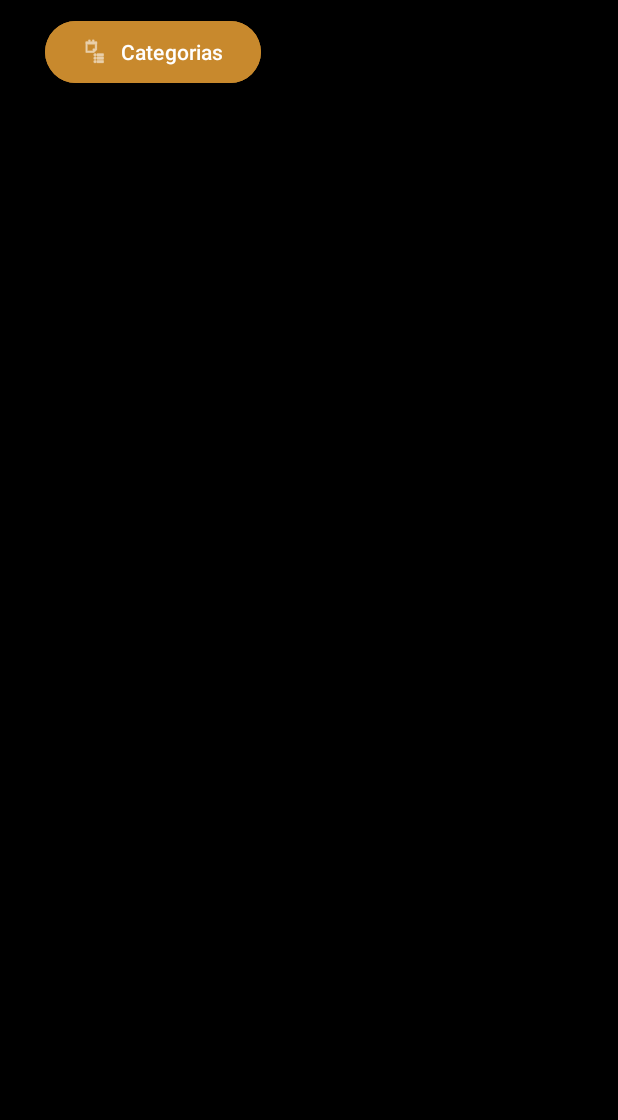
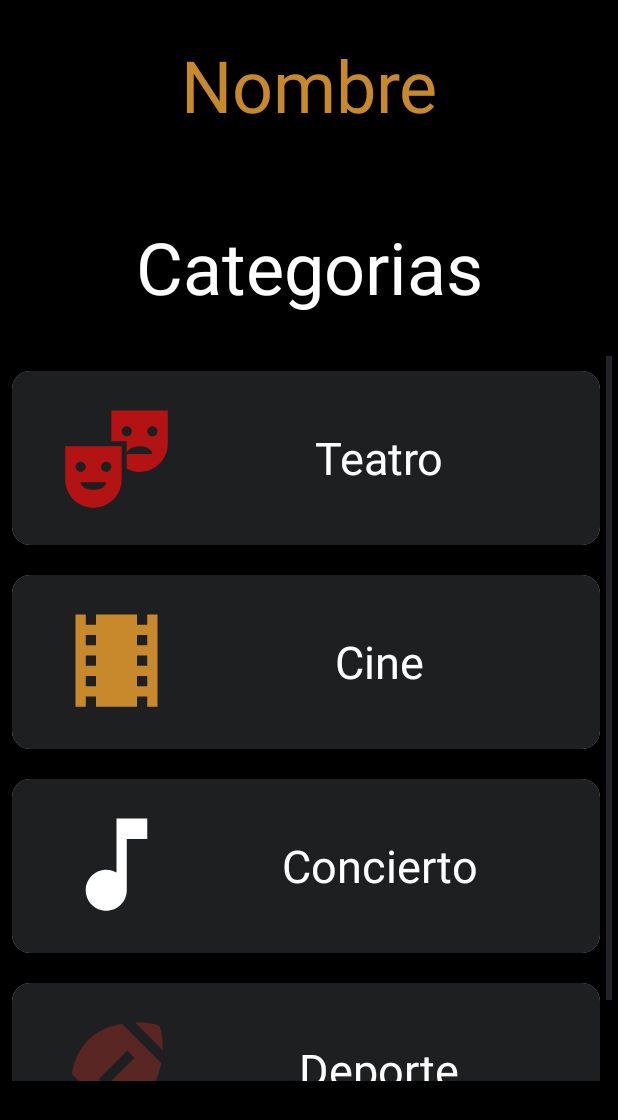
Before and after one commit to ClementeRodReg/FirestoreApplication, an Android app: the Vista_categorias screen opened directly, with no data from a screen before it, on a phone screen of 412 x 824 dp. Shown: the top 1120 px of the screen. Run offline under Robolectric (Android 15) with nearby library versions, the light colour scheme and no system bars; our stand-ins replace Firebase (no records; nobody signed in at launch, a user with empty details on screens opened directly); libraries missing offline, so code that uses them is left out: org.checkerframework.checker; 2 statements that could not run were skipped.

Commit message:
Vista_categorias semi hecho

```diff
--- a/app/src/main/java/com/example/firestoredemo/metodos/MetodoInsercion.java
+++ b/app/src/main/java/com/example/firestoredemo/metodos/MetodoInsercion.java
@@ -41,7 +41,6 @@ public class MetodoInsercion {
             public void onComplete(@NonNull Task<QuerySnapshot> task) {
                 if (task.isSuccessful()) {
                     numberDocuments[0] = task.getResult().size();
-                    System.out.println(numberDocuments[0]);
 
                     ticketNuevo[0] = ticketNuevo[0] + numberDocuments[0];
 
--- a/app/src/main/java/com/example/firestoredemo/vista/MainActivity.java
+++ b/app/src/main/java/com/example/firestoredemo/vista/MainActivity.java
@@ -111,7 +111,7 @@ public class MainActivity extends AppCompatActivity {
 
                                         Log.d("tag", gmail);
                                         Intent IrAVentanaCategorias = new Intent(MainActivity.this, Vista_categorias.class);
-                                        IrAVentanaCategorias.putExtra("email", gmail);
+                                        IrAVentanaCategorias.putExtra("id_gmail", gmail);
                                         startActivity(IrAVentanaCategorias);
 
                                         //
--- a/app/src/main/java/com/example/firestoredemo/vista/RegistrarUsuarios.java
+++ b/app/src/main/java/com/example/firestoredemo/vista/RegistrarUsuarios.java
@@ -12,10 +12,16 @@ import android.widget.EditText;
 import android.widget.Toast;
 import com.example.firestoredemo.R;
 import com.google.android.gms.tasks.OnCompleteListener;
+import com.google.android.gms.tasks.OnFailureListener;
+import com.google.android.gms.tasks.OnSuccessListener;
 import com.google.android.gms.tasks.Task;
 import com.google.firebase.FirebaseApp;
 import com.google.firebase.auth.AuthResult;
 import com.google.firebase.auth.FirebaseAuth;
+import com.google.firebase.firestore.FirebaseFirestore;
+
+import java.util.HashMap;
+import java.util.Map;
 
 public class RegistrarUsuarios extends AppCompatActivity {
     private FirebaseAuth mAuth;
@@ -23,6 +29,7 @@ public class RegistrarUsuarios extends AppCompatActivity {
     EditText nombre;
     EditText passw;
     EditText email;
+    FirebaseFirestore myBBDD;
 
     @Override
     protected void onCreate(Bundle savedInstanceState) {
@@ -57,6 +64,25 @@ public class RegistrarUsuarios extends AppCompatActivity {
                                     if (task.isSuccessful()) {
                                         // Sign in success, update UI with the signed-in user's information
                                         Toast.makeText(getApplicationContext(), "Registro existoso.", Toast.LENGTH_SHORT).show();
+
+                                        Map<String, Object> datos = new HashMap<>();
+                                        datos.put("Nombre", nombreUser);
+                                        myBBDD = FirebaseFirestore.getInstance();
+                                        myBBDD.collection("Usuarios").document(emailUser).set(datos)
+                                                .addOnSuccessListener(new OnSuccessListener<Void>() {
+                                                    @Override
+                                                    public void onSuccess(Void aVoid) {
+                                                        Log.d(TAG, "DocumentSnapshot successfully written!");
+                                                        finish();
+                                                    }
+                                                })
+                                                .addOnFailureListener(new OnFailureListener() {
+                                                    @Override
+                                                    public void onFailure(@NonNull Exception e) {
+                                                        Log.w(TAG, "Error writing document", e);
+                                                    }
+                                                });
+
                                         finish();
                                         //FirebaseUser user = mAuth.getCurrentUser();
 
@@ -69,6 +95,8 @@ public class RegistrarUsuarios extends AppCompatActivity {
                                 }
                             });
                 }
+
+
             }
         });
     }
--- a/app/src/main/java/com/example/firestoredemo/vista/Vista_categorias.java
+++ b/app/src/main/java/com/example/firestoredemo/vista/Vista_categorias.java
@@ -4,110 +4,99 @@ import androidx.appcompat.app.AppCompatActivity;
 
 import android.content.Intent;
 import android.os.Bundle;
+import android.os.Handler;
 import android.view.View;
 import android.view.ViewPropertyAnimator;
 import android.widget.Button;
+import android.widget.ImageView;
 import android.widget.LinearLayout;
 import android.widget.ScrollView;
 import android.widget.TextView;
 
 import com.example.firestoredemo.R;
+import com.example.firestoredemo.metodos.MetodosObtencion;
+import com.example.firestoredemo.modelo.Obras;
+import com.example.firestoredemo.modelo.modeloTeatro;
+
+import java.util.ArrayList;
 
 public class Vista_categorias extends AppCompatActivity {
-    ScrollView menuLateral;
-    Button botonMenuLateral;
-    TextView id_texttheatro;
-    TextView id_cine;
-    TextView id_deportes;
-    TextView mostrargmail;
-    TextView id_Concierto;
-    LinearLayout idLena;
-    Button cerrarsesion;
+MetodosObtencion metodosObtencion = new MetodosObtencion();
+    private LinearLayout linearLayout;
+    TextView lblNombreUsuario;
+    String gmail;
+    String[] nombreUsuario = new String[1];
+    final Handler handler = new Handler();
+    final int delay = 1000; // 1000 milliseconds == 1 second
+    int insertado=0;
 
     @Override
     protected void onCreate(Bundle savedInstanceState) {
         super.onCreate(savedInstanceState);
         setContentView(R.layout.activity_vista_categorias);
 
-        idLena = findViewById(R.id.id_lena);
-        botonMenuLateral = findViewById(R.id.idBotonMenuLateral);
-        menuLateral = findViewById(R.id.idMenuLateral);
-        menuLateral.setVisibility(View.INVISIBLE);
+        // Iniciadores de ID
+        linearLayout = findViewById(R.id.linearLayout);
+        lblNombreUsuario = findViewById(R.id.lblNombreUsuario);
 
-        ViewPropertyAnimator animator = botonMenuLateral.animate();
-        id_texttheatro = findViewById(R.id.id_texttheatro);
-        id_cine = findViewById(R.id.id_cine);
-        id_deportes = findViewById(R.id.id_deportes);
-        id_Concierto = findViewById(R.id.id_Concierto);
-        mostrargmail = findViewById(R.id.idmostrargmail);
-        cerrarsesion = findViewById(R.id.idcerarsesion);
+        //Sacar Gmail
+        gmail = getIntent().getStringExtra("id_gmail");
 
-        mostrargmail.setText(getIntent().getStringExtra("email"));
+        nombreUsuario = metodosObtencion.obtenerNombreUsuario(gmail);
 
-        id_texttheatro.setOnClickListener(new View.OnClickListener() {
-            @Override
-            public void onClick(View view) {
-                Intent IrAVentanaTeatro = new Intent(Vista_categorias.this, Teatro.class);
-                IrAVentanaTeatro.putExtra("id_categoria", id_texttheatro.getText().toString());
-                startActivity(IrAVentanaTeatro);
+        handler.postDelayed(new Runnable() {
+            public void run() {
+                System.out.println("Comprobando..."); // Do your work here
+                if(!nombreUsuario[0].equals(null) && insertado < 1) {
+                    lblNombreUsuario.setText(nombreUsuario[0]);
+                    insertado++;
+                }
+                handler.postDelayed(this, delay);
             }
-        });
-
-        id_cine.setOnClickListener(new View.OnClickListener() {
-            @Override
-            public void onClick(View view) {
-                Intent IrAVentanaTeatro = new Intent(Vista_categorias.this, Teatro.class);
-                IrAVentanaTeatro.putExtra("id_categoria", id_cine.getText().toString());
-                startActivity(IrAVentanaTeatro);
-            }
-        });
-
-        id_deportes.setOnClickListener(new View.OnClickListener() {
-            @Override
-            public void onClick(View view) {
-                Intent IrAVentanaTeatro = new Intent(Vista_categorias.this, Teatro.class);
-                IrAVentanaTeatro.putExtra("id_categoria", id_deportes.getText().toString());
-                startActivity(IrAVentanaTeatro);
-            }
-        });
-
-        id_Concierto.setOnClickListener(new View.OnClickListener() {
-            @Override
-            public void onClick(View view) {
-                Intent IrAVentanaTeatro = new Intent(Vista_categorias.this, Teatro.class);
-                IrAVentanaTeatro.putExtra("id_categoria", id_Concierto.getText().toString());
-                startActivity(IrAVentanaTeatro);
-            }
-        });
+        }, delay);
 
 
 
-        botonMenuLateral.setOnClickListener(new View.OnClickListener() {
-            @Override
-            public void onClick(View v) {
-                if (menuLateral.getVisibility() == View.INVISIBLE) {
-                    animator.translationX(680);
-                    animator.setDuration(500);
-                    animator.start();
-                    menuLateral.setVisibility(View.VISIBLE);
-                } else {
-                    menuLateral.setVisibility(View.INVISIBLE);
-                    animator.translationX(10);
-                    animator.setDuration(500);
-                    animator.start();
-                }
-            }
-        });
+        // Crear un ArrayList con elementos de ejemplo
+        ArrayList<modeloTeatro> elementos = new ArrayList<>();
+        elementos.add(new modeloTeatro(R.drawable.imgtheatrecategory, "Teatro"));
+        elementos.add(new modeloTeatro(R.drawable.imgcinemacategory, "Cine"));
+        elementos.add(new modeloTeatro(R.drawable.imgmusiccategory, "Concierto"));
+        elementos.add(new modeloTeatro(R.drawable.imgsportcategory, "Deporte"));
 
-
-        cerrarsesion.setOnClickListener(new View.OnClickListener() {
-            @Override
-            public void onClick(View v) {
-                startActivity(new Intent(Vista_categorias.this, MainActivity.class));
-            }
-
-        });
-
+        // Agregar bloques con íconos y nombres al LinearLayout
+        addBlocksForArrayList(elementos);
 
     }
+
+    private void addBlocksForArrayList(ArrayList<modeloTeatro> elementos) {
+        for (modeloTeatro elemento : elementos) {
+            // Inflar el diseño del elemento de evento
+            View vistaElementoEvento = getLayoutInflater().inflate(R.layout.eventosgeneral, null);
+
+            // Obtener referencias a los elementos de la vista
+            ImageView iconoImageView = vistaElementoEvento.findViewById(R.id.fotoSeleccionada);
+            TextView nombreTextView = vistaElementoEvento.findViewById(R.id.nameTextView);
+            LinearLayout linearLayoutEvento = vistaElementoEvento.findViewById(R.id.linearLayoutEvento);
+
+            // Configurar el ícono y el nombre
+            iconoImageView.setImageResource(elemento.getIconResId());
+            nombreTextView.setText(elemento.getName());
+
+            // Agregar el clic listener al linearLayoutEvento
+            linearLayoutEvento.setOnClickListener(new View.OnClickListener() {
+                @Override
+                public void onClick(View v) {
+                    // Acciones que deseas realizar cuando se hace clic
+                    // Por ejemplo, mostrar un Toast
+                    Intent IrAVentanaTeatro = new Intent(Vista_categorias.this, Teatro.class);
+                    IrAVentanaTeatro.putExtra("id_categoria", elemento.getName().toString());
+                    startActivity(IrAVentanaTeatro);
+                }
+            });
+
+            // Agregar la vista del evento al LinearLayout principal
+            linearLayout.addView(vistaElementoEvento);
+        }
+    }
 }
--- /dev/null
+++ b/app/src/main/res/drawable/imgcinemacategory.xml
@@ -0,0 +1,5 @@
+<vector android:height="24dp" android:tint="#C8892D"
+    android:viewportHeight="24" android:viewportWidth="24"
+    android:width="24dp" xmlns:android="http://schemas.android.com/apk/res/android">
+    <path android:fillColor="@android:color/white" android:pathData="M18,3v2h-2L16,3L8,3v2L6,5L6,3L4,3v18h2v-2h2v2h8v-2h2v2h2L20,3h-2zM8,17L6,17v-2h2v2zM8,13L6,13v-2h2v2zM8,9L6,9L6,7h2v2zM18,17h-2v-2h2v2zM18,13h-2v-2h2v2zM18,9h-2L16,7h2v2z"/>
+</vector>
--- /dev/null
+++ b/app/src/main/res/drawable/imgmusiccategory.xml
@@ -0,0 +1,5 @@
+<vector android:height="24dp" android:tint="#FFFFFF"
+    android:viewportHeight="24" android:viewportWidth="24"
+    android:width="24dp" xmlns:android="http://schemas.android.com/apk/res/android">
+    <path android:fillColor="@android:color/white" android:pathData="M12,3v10.55c-0.59,-0.34 -1.27,-0.55 -2,-0.55 -2.21,0 -4,1.79 -4,4s1.79,4 4,4 4,-1.79 4,-4V7h4V3h-6z"/>
+</vector>
--- /dev/null
+++ b/app/src/main/res/drawable/imgsportcategory.xml
@@ -0,0 +1,7 @@
+<vector android:height="24dp" android:tint="#5A2623"
+    android:viewportHeight="24" android:viewportWidth="24"
+    android:width="24dp" xmlns:android="http://schemas.android.com/apk/res/android">
+    <path android:fillColor="@android:color/white" android:pathData="M3.02,15.62c-0.08,2.42 0.32,4.34 0.67,4.69s2.28,0.76 4.69,0.67L3.02,15.62z"/>
+    <path android:fillColor="@android:color/white" android:pathData="M13.08,3.28C10.75,3.7 8.29,4.62 6.46,6.46s-2.76,4.29 -3.18,6.62l7.63,7.63c2.34,-0.41 4.79,-1.34 6.62,-3.18s2.76,-4.29 3.18,-6.62L13.08,3.28zM9.9,15.5l-1.4,-1.4l5.6,-5.6l1.4,1.4L9.9,15.5z"/>
+    <path android:fillColor="@android:color/white" android:pathData="M20.98,8.38c0.08,-2.42 -0.32,-4.34 -0.67,-4.69s-2.28,-0.76 -4.69,-0.67L20.98,8.38z"/>
+</vector>
--- /dev/null
+++ b/app/src/main/res/drawable/imgtheatrecategory.xml
@@ -0,0 +1,6 @@
+<vector android:height="24dp" android:tint="#B41313"
+    android:viewportHeight="24" android:viewportWidth="24"
+    android:width="24dp" xmlns:android="http://schemas.android.com/apk/res/android">
+    <path android:fillColor="@android:color/white" android:pathData="M2,16.5C2,19.54 4.46,22 7.5,22s5.5,-2.46 5.5,-5.5V10H2V16.5zM7.5,18.5C6.12,18.5 5,17.83 5,17h5C10,17.83 8.88,18.5 7.5,18.5zM10,13c0.55,0 1,0.45 1,1c0,0.55 -0.45,1 -1,1s-1,-0.45 -1,-1C9,13.45 9.45,13 10,13zM5,13c0.55,0 1,0.45 1,1c0,0.55 -0.45,1 -1,1s-1,-0.45 -1,-1C4,13.45 4.45,13 5,13z"/>
+    <path android:fillColor="@android:color/white" android:pathData="M11,3v6h3v2.5c0,-0.83 1.12,-1.5 2.5,-1.5c1.38,0 2.5,0.67 2.5,1.5h-5V14v0.39c0.75,0.38 1.6,0.61 2.5,0.61c3.04,0 5.5,-2.46 5.5,-5.5V3H11zM14,8.08c-0.55,0 -1,-0.45 -1,-1c0,-0.55 0.45,-1 1,-1s1,0.45 1,1C15,7.64 14.55,8.08 14,8.08zM19,8.08c-0.55,0 -1,-0.45 -1,-1c0,-0.55 0.45,-1 1,-1s1,0.45 1,1C20,7.64 19.55,8.08 19,8.08z"/>
+</vector>
--- a/app/src/main/res/layout/activity_vista_categorias.xml
+++ b/app/src/main/res/layout/activity_vista_categorias.xml
@@ -8,194 +8,82 @@
     android:backgroundTint="@color/black"
     tools:context=".vista.Vista_categorias">
 
-    <androidx.recyclerview.widget.RecyclerView
-        android:id="@+id/recyclerView"
+    <androidx.cardview.widget.CardView
+        android:id="@+id/cardView"
+        android:layout_width="match_parent"
+        android:layout_height="wrap_content"
+        app:cardCornerRadius="12dp"
+        app:cardElevation="4dp"
+        app:cardUseCompatPadding="true"
+        app:layout_constraintEnd_toEndOf="parent"
+        app:layout_constraintStart_toStartOf="parent"
+        app:layout_constraintTop_toTopOf="parent"
+        tools:ignore="MissingConstraints">
+
+    </androidx.cardview.widget.CardView>
+
+    <TextView
+        android:id="@+id/lblNombreUsuario"
+        android:layout_width="344dp"
+        android:layout_height="61dp"
+        android:layout_marginTop="4dp"
+        android:gravity="center"
+        android:text="@string/lbl_nombre_usuario"
+        android:textColor="@color/orange"
+        android:textColorHighlight="@color/orange"
+        android:textColorHint="@color/orange"
+        android:textSize="48sp"
+        app:layout_constraintEnd_toEndOf="parent"
+        app:layout_constraintStart_toStartOf="parent"
+        app:layout_constraintTop_toBottomOf="@+id/cardView" />
+
+    <Space
+        android:id="@+id/space2"
+        android:layout_width="261dp"
+        android:layout_height="60dp"
+        app:layout_constraintEnd_toEndOf="parent"
+        app:layout_constraintStart_toStartOf="parent"
+        app:layout_constraintTop_toBottomOf="@+id/lblNombreUsuario"
+        tools:ignore="MissingConstraints" />
+
+    <TextView
+        android:id="@+id/lblEventoSeleccionado"
         android:layout_width="0dp"
-        android:layout_height="0dp"
-        android:layout_marginTop="70dp"
-        android:background="@color/black"
+        android:layout_height="wrap_content"
+        android:gravity="center"
+        android:text="@string/lbl_categorias"
+        android:textColor="@color/white"
+        android:textSize="48sp"
+        app:layout_constraintEnd_toEndOf="parent"
+        app:layout_constraintStart_toStartOf="parent"
+        app:layout_constraintTop_toBottomOf="@+id/space2"
+        tools:ignore="MissingConstraints" />
+
+    <Space
+        android:id="@+id/space3"
+        android:layout_width="404dp"
+        android:layout_height="27dp"
+        app:layout_constraintEnd_toEndOf="parent"
+        app:layout_constraintStart_toStartOf="parent"
+        app:layout_constraintTop_toBottomOf="@+id/lblEventoSeleccionado" />
+
+    <ScrollView
+        android:id="@+id/cacahuete"
+        android:layout_width="408dp"
+        android:layout_height="483dp"
+        android:layout_marginBottom="104dp"
         app:layout_constraintBottom_toBottomOf="parent"
         app:layout_constraintEnd_toEndOf="parent"
         app:layout_constraintHorizontal_bias="0.0"
         app:layout_constraintStart_toStartOf="parent"
-        app:layout_constraintTop_toTopOf="parent"
-        app:layout_constraintVertical_bias="1.0" />
-
-    <ScrollView
-        android:id="@+id/idMenuLateral"
-        android:layout_width="186dp"
-        android:layout_height="731dp"
-        android:background="@color/white"
-        android:backgroundTint="@color/grey"
-        app:layout_constraintBottom_toBottomOf="parent"
-        app:layout_constraintEnd_toEndOf="parent"
-        app:layout_constraintHorizontal_bias="0.0"
-        app:layout_constraintStart_toStartOf="parent"
-        app:layout_constraintTop_toTopOf="parent"
-        app:layout_constraintVertical_bias="1.0">
+        app:layout_constraintTop_toBottomOf="@+id/space3"
+        app:layout_constraintVertical_bias="0.0">
 
         <LinearLayout
-            android:id="@+id/id_lena"
+            android:id="@+id/linearLayout"
             android:layout_width="match_parent"
             android:layout_height="wrap_content"
-
-            android:orientation="vertical">
-
-            <TextView
-                android:id="@+id/idmostrargmail"
-                android:layout_width="match_parent"
-                android:layout_height="wrap_content"
-                android:background="@color/orange"
-                android:textColor="@color/white"
-                android:textAlignment="center"/>
-
-            <Space
-                android:layout_width="match_parent"
-                android:layout_height="16dp" />
-
-            <Space
-                android:layout_width="match_parent"
-                android:layout_height="16dp" />
-
-            <TextView
-                android:id="@+id/id_texttheatro"
-                android:layout_width="match_parent"
-                android:layout_height="wrap_content"
-                android:background="@color/grey"
-                android:backgroundTint="@color/orange"
-                android:text="@string/lblteatro"
-                android:textColor="@color/white"
-                android:textAlignment="center"/>
-
-            <Space
-                android:layout_width="match_parent"
-                android:layout_height="16dp" />
-
-            <TextView
-                android:id="@+id/id_cine"
-                android:layout_width="match_parent"
-                android:layout_height="wrap_content"
-                android:background="@color/orange"
-                android:text="@string/lblCines"
-                android:textColor="@color/white"
-                android:textAlignment="center"/>
-
-            <Space
-                android:layout_width="match_parent"
-                android:layout_height="16dp" />
-
-
-            <TextView
-                android:id="@+id/id_deportes"
-                android:layout_width="match_parent"
-                android:layout_height="wrap_content"
-                android:background="@color/orange"
-                android:text="@string/lblDeportes"
-                android:textColor="@color/white"
-                android:textAlignment="center"/>
-
-            <Space
-                android:layout_width="match_parent"
-                android:layout_height="16dp" />
-
-            <TextView
-                android:id="@+id/id_Concierto"
-                android:layout_width="match_parent"
-                android:layout_height="wrap_content"
-                android:background="@color/orange"
-                android:text="@string/lbl_concierto"
-                android:textAlignment="center"
-                android:textColor="@color/white" />
-
-            <Space
-                android:layout_width="match_parent"
-                android:layout_height="16dp" />
-
-            <Space
-                android:layout_width="match_parent"
-                android:layout_height="16dp" />
-
-            <Space
-                android:layout_width="match_parent"
-                android:layout_height="16dp" />
-
-            <Space
-                android:layout_width="match_parent"
-                android:layout_height="16dp" />
-
-            <Space
-                android:layout_width="match_parent"
-                android:layout_height="16dp" />
-
-            <Space
-                android:layout_width="match_parent"
-                android:layout_height="16dp" />
-
-            <Space
-                android:layout_width="match_parent"
-                android:layout_height="16dp" />
-
-            <Space
-                android:layout_width="match_parent"
-                android:layout_height="16dp" />
-
-            <Space
-                android:layout_width="match_parent"
-                android:layout_height="16dp" />
-
-            <Space
-                android:layout_width="match_parent"
-                android:layout_height="16dp" />
-
-            <Space
-                android:layout_width="match_parent"
-                android:layout_height="16dp" />
-
-            <Space
-                android:layout_width="match_parent"
-                android:layout_height="16dp" />
-
-            <Space
-                android:layout_width="match_parent"
-                android:layout_height="16dp" />
-
-            <Space
-                android:layout_width="match_parent"
-                android:layout_height="16dp" />
-
-            <Space
-                android:layout_width="match_parent"
-                android:layout_height="16dp" />
-
-            <Button
-                android:id="@+id/idcerarsesion"
-                android:layout_width="98dp"
-                android:layout_height="35dp"
-                android:backgroundTint="@color/orange"
-                android:foreground="@drawable/common_full_open_on_phone"
-                app:layout_constraintBottom_toTopOf="@+id/recyclerView"
-
-                />
-        </LinearLayout>
-
+            android:orientation="vertical" />
     </ScrollView>
 
-    <Button
-        android:id="@+id/idBotonMenuLateral"
-        android:layout_width="144dp"
-        android:layout_height="49dp"
-        android:backgroundTint="@color/orange"
-        android:text="Categorias"
-        android:translationX="30dp"
-        android:translationY="10dp"
-        app:icon="@android:drawable/ic_menu_agenda"
-        app:iconTint="@color/white"
-        app:layout_constraintBottom_toTopOf="@+id/recyclerView"
-        app:layout_constraintEnd_toEndOf="parent"
-        app:layout_constraintHorizontal_bias="0.0"
-        app:layout_constraintStart_toStartOf="parent"
-        app:layout_constraintTop_toTopOf="parent"
-        app:layout_constraintVertical_bias="0.0" />
-
-
 </androidx.constraintlayout.widget.ConstraintLayout>
--- a/app/src/main/res/values/strings.xml
+++ b/app/src/main/res/values/strings.xml
@@ -29,4 +29,6 @@
     <string name="lblDeportes">Deporte</string>
     <string name="reg_strate">Regístrarse</string>
     <string name="lbl_concierto">Concierto</string>
+    <string name="lbl_categorias">Categorias</string>
+    <string name="lbl_nombre_usuario">Nombre Usuario</string>
 </resources>
```
